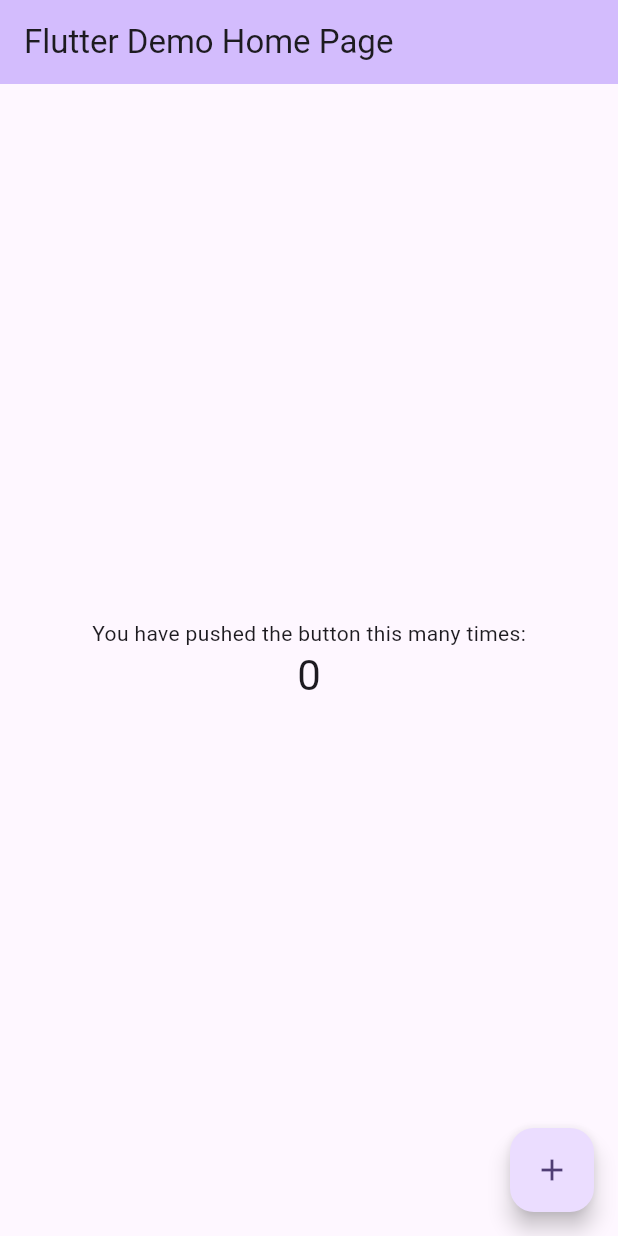
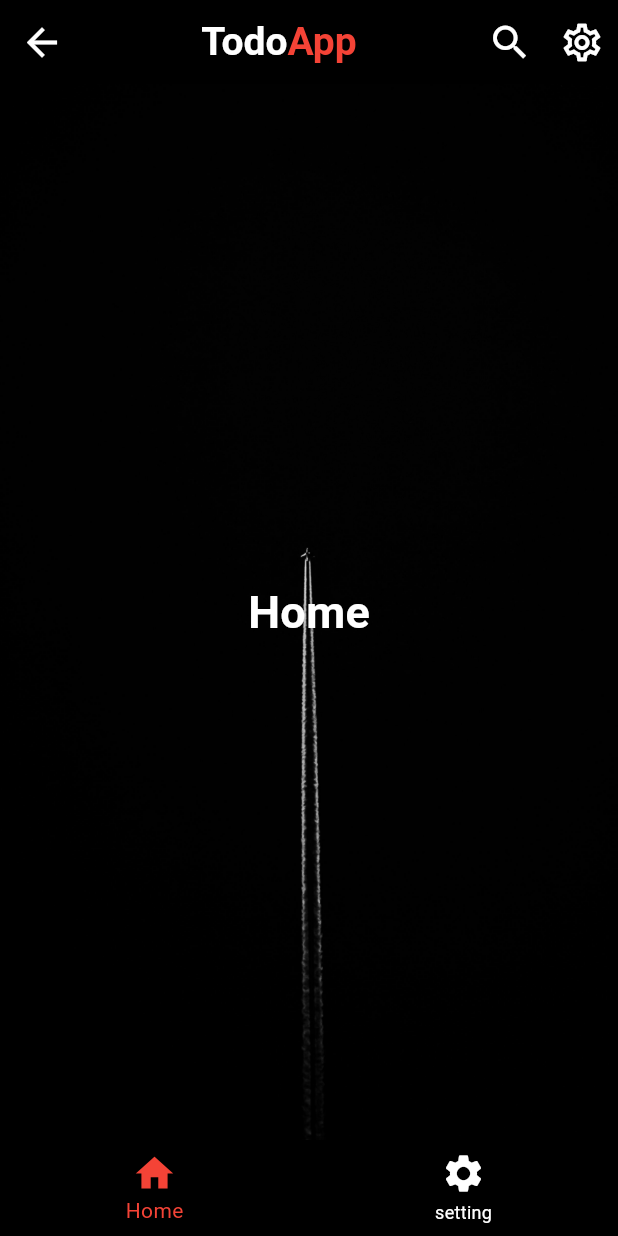
Before and after one commit to mohamedshabaan223/task_one, a Flutter app: the screen it shows after launch, on a phone screen of 412 x 824 dp. Run offline on Flutter 3.47's test engine with Material 3 defaults, Android fonts, the phone set to English and light mode, and no system bars.

Commit message:
finish start screen

```diff
--- /dev/null
+++ b/lib/confg/colors_manger.dart
@@ -0,0 +1,9 @@
+import 'package:flutter/material.dart';
+
+class ColorsManger {
+  static Color black = Colors.black;
+  static Color white = Colors.white;
+  static Color red = Colors.red;
+
+
+}
--- a/lib/main.dart
+++ b/lib/main.dart
@@ -1,122 +1,6 @@
 import 'package:flutter/material.dart';
+import 'package:task_one/my_app/my_app.dart';
 
 void main() {
   runApp(const MyApp());
 }
-
-class MyApp extends StatelessWidget {
-  const MyApp({super.key});
-
-  // This widget is the root of your application.
-  @override
-  Widget build(BuildContext context) {
-    return MaterialApp(
-      title: 'Flutter Demo',
-      theme: ThemeData(
-        // This is the theme of your application.
-        //
-        // TRY THIS: Try running your application with "flutter run". You'll see
-        // the application has a purple toolbar. Then, without quitting the app,
-        // try changing the seedColor in the colorScheme below to Colors.green
-        // and then invoke "hot reload" (save your changes or press the "hot
-        // reload" button in a Flutter-supported IDE, or press "r" if you used
-        // the command line to start the app).
-        //
-        // Notice that the counter didn't reset back to zero; the application
-        // state is not lost during the reload. To reset the state, use hot
-        // restart instead.
-        //
-        // This works for code too, not just values: Most code changes can be
-        // tested with just a hot reload.
-        colorScheme: ColorScheme.fromSeed(seedColor: Colors.deepPurple),
-      ),
-      home: const MyHomePage(title: 'Flutter Demo Home Page'),
-    );
-  }
-}
-
-class MyHomePage extends StatefulWidget {
-  const MyHomePage({super.key, required this.title});
-
-  // This widget is the home page of your application. It is stateful, meaning
-  // that it has a State object (defined below) that contains fields that affect
-  // how it looks.
-
-  // This class is the configuration for the state. It holds the values (in this
-  // case the title) provided by the parent (in this case the App widget) and
-  // used by the build method of the State. Fields in a Widget subclass are
-  // always marked "final".
-
-  final String title;
-
-  @override
-  State<MyHomePage> createState() => _MyHomePageState();
-}
-
-class _MyHomePageState extends State<MyHomePage> {
-  int _counter = 0;
-
-  void _incrementCounter() {
-    setState(() {
-      // This call to setState tells the Flutter framework that something has
-      // changed in this State, which causes it to rerun the build method below
-      // so that the display can reflect the updated values. If we changed
-      // _counter without calling setState(), then the build method would not be
-      // called again, and so nothing would appear to happen.
-      _counter++;
-    });
-  }
-
-  @override
-  Widget build(BuildContext context) {
-    // This method is rerun every time setState is called, for instance as done
-    // by the _incrementCounter method above.
-    //
-    // The Flutter framework has been optimized to make rerunning build methods
-    // fast, so that you can just rebuild anything that needs updating rather
-    // than having to individually change instances of widgets.
-    return Scaffold(
-      appBar: AppBar(
-        // TRY THIS: Try changing the color here to a specific color (to
-        // Colors.amber, perhaps?) and trigger a hot reload to see the AppBar
-        // change color while the other colors stay the same.
-        backgroundColor: Theme.of(context).colorScheme.inversePrimary,
-        // Here we take the value from the MyHomePage object that was created by
-        // the App.build method, and use it to set our appbar title.
-        title: Text(widget.title),
-      ),
-      body: Center(
-        // Center is a layout widget. It takes a single child and positions it
-        // in the middle of the parent.
-        child: Column(
-          // Column is also a layout widget. It takes a list of children and
-          // arranges them vertically. By default, it sizes itself to fit its
-          // children horizontally, and tries to be as tall as its parent.
-          //
-          // Column has various properties to control how it sizes itself and
-          // how it positions its children. Here we use mainAxisAlignment to
-          // center the children vertically; the main axis here is the vertical
-          // axis because Columns are vertical (the cross axis would be
-          // horizontal).
-          //
-          // TRY THIS: Invoke "debug painting" (choose the "Toggle Debug Paint"
-          // action in the IDE, or press "p" in the console), to see the
-          // wireframe for each widget.
-          mainAxisAlignment: MainAxisAlignment.center,
-          children: <Widget>[
-            const Text('You have pushed the button this many times:'),
-            Text(
-              '$_counter',
-              style: Theme.of(context).textTheme.headlineMedium,
-            ),
-          ],
-        ),
-      ),
-      floatingActionButton: FloatingActionButton(
-        onPressed: _incrementCounter,
-        tooltip: 'Increment',
-        child: const Icon(Icons.add),
-      ), // This trailing comma makes auto-formatting nicer for build methods.
-    );
-  }
-}
--- /dev/null
+++ b/lib/my_app/my_app.dart
@@ -0,0 +1,14 @@
+import 'package:flutter/material.dart';
+import 'package:task_one/ui/home_screen.dart';
+
+class MyApp extends StatelessWidget {
+  const MyApp({super.key});
+
+  @override
+  Widget build(BuildContext context) {
+    return MaterialApp(
+      debugShowCheckedModeBanner: false,
+      home: HomeScreen(),
+    );
+  }
+}
--- /dev/null
+++ b/lib/tabs/home_tab/home_tab.dart
@@ -0,0 +1,11 @@
+import 'package:flutter/material.dart';
+import 'package:task_one/confg/colors_manger.dart';
+
+class HomeTab extends StatelessWidget {
+  const HomeTab({super.key});
+
+  @override
+  Widget build(BuildContext context) {
+    return  Center(child: Text('Home' , style: TextStyle(color: ColorsManger.white , fontSize: 30 , fontWeight: FontWeight.w700),),);
+  }
+}
--- /dev/null
+++ b/lib/tabs/setting_tab/setting_tab.dart
@@ -0,0 +1,11 @@
+import 'package:flutter/material.dart';
+import 'package:task_one/confg/colors_manger.dart';
+
+class SettingTab extends StatelessWidget {
+  const SettingTab({super.key});
+
+  @override
+  Widget build(BuildContext context) {
+    return Center(child: Text('Setting' , style: TextStyle(color: ColorsManger.white , fontSize: 30 , fontWeight: FontWeight.w700),),);
+  }
+}
--- /dev/null
+++ b/lib/ui/home_screen.dart
@@ -0,0 +1,72 @@
+import 'package:flutter/material.dart';
+import 'package:task_one/confg/colors_manger.dart';
+import 'package:task_one/tabs/home_tab/home_tab.dart';
+import 'package:task_one/tabs/setting_tab/setting_tab.dart';
+
+class HomeScreen extends StatefulWidget {
+  const HomeScreen({super.key});
+
+  @override
+  State<HomeScreen> createState() => _HomeScreenState();
+}
+
+class _HomeScreenState extends State<HomeScreen> {
+  List<Widget> tabs =[
+HomeTab(),
+SettingTab(),
+  ];
+  int currentIndex =0;
+
+  @override
+  Widget build(BuildContext context) {
+    return Container(
+      decoration: BoxDecoration(
+        image: DecorationImage(image: AssetImage('assets/images/pexels-shotbyrain-3934623.jpg'),
+        fit: BoxFit.cover),
+      ),
+      child: Scaffold(
+         backgroundColor: Colors.transparent,
+           appBar: AppBar(
+            leading: IconButton(onPressed: (){}, icon: Icon(Icons.arrow_back ,color: ColorsManger.white, size: 30,)),
+              centerTitle: true,
+              title:
+              Row(mainAxisAlignment: MainAxisAlignment.center,
+                children: [
+                  Text('Todo' , style: TextStyle(color: ColorsManger.white , fontSize: 26 , fontWeight: FontWeight.w700),),
+                  Text('App' , style: TextStyle(color: ColorsManger.red , fontSize: 26 , fontWeight: FontWeight.w700),),
+                ],),
+
+              backgroundColor: ColorsManger.black,
+              actions: [IconButton(onPressed: (){},
+               icon: Icon(Icons.search , color: ColorsManger.white, size: 30,)),
+               IconButton(onPressed: (){},
+               icon: Icon(Icons.settings_outlined , color: ColorsManger.white, size: 30,))],
+
+            ),
+           body: tabs[currentIndex],
+
+
+            bottomNavigationBar: BottomNavigationBar(
+              currentIndex: currentIndex,
+              onTap: (value) {
+                currentIndex = value;
+                setState(() {
+
+                });
+              },
+              type: BottomNavigationBarType.fixed,
+              unselectedItemColor: ColorsManger.white,
+              selectedItemColor: ColorsManger.red,
+              backgroundColor: ColorsManger.black,
+              items: [
+                 BottomNavigationBarItem(icon: Icon(Icons.home ,  size: 30,),
+                 label: 'Home'),
+                  BottomNavigationBarItem(icon: Icon(Icons.settings ,  size: 30,),
+                 label: 'setting')
+            ]),
+
+
+      ),
+    );
+  }
+}
--- a/pubspec.yaml
+++ b/pubspec.yaml
@@ -58,9 +58,9 @@ flutter:
   uses-material-design: true
 
   # To add assets to your application, add an assets section, like this:
-  # assets:
-  #   - images/a_dot_burr.jpeg
-  #   - images/a_dot_ham.jpeg
+  assets:
+    - assets/images/
+  # - images/a_dot_ham.jpeg
 
   # An image asset can refer to one or more resolution-specific "variants", see
   # https://flutter.dev/to/resolution-aware-images
```
Also changed, not shown: assets/images/pexels-shotbyrain-3934623.jpg (added).
